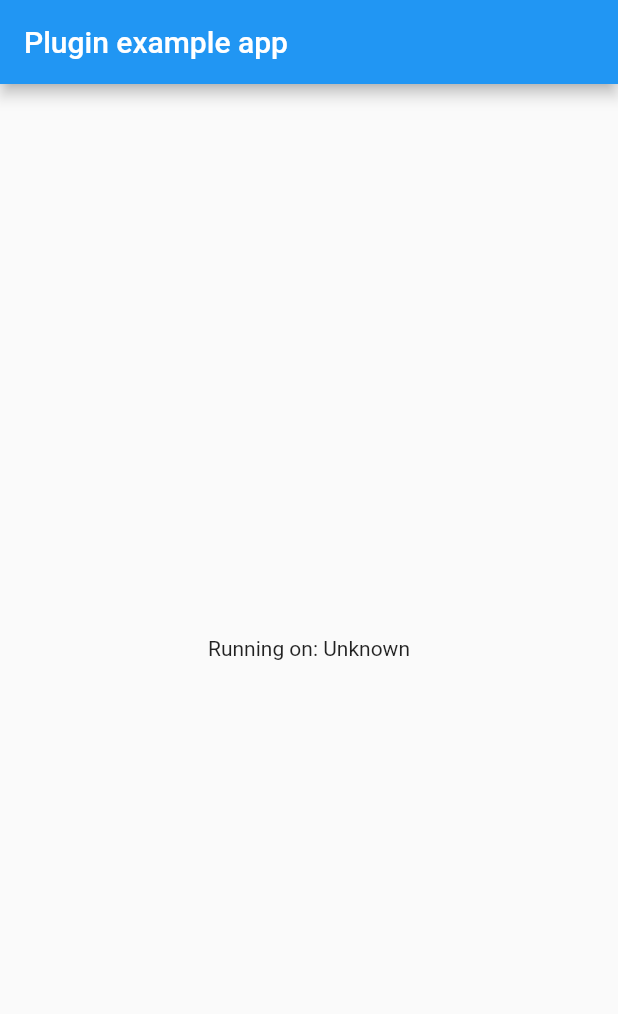
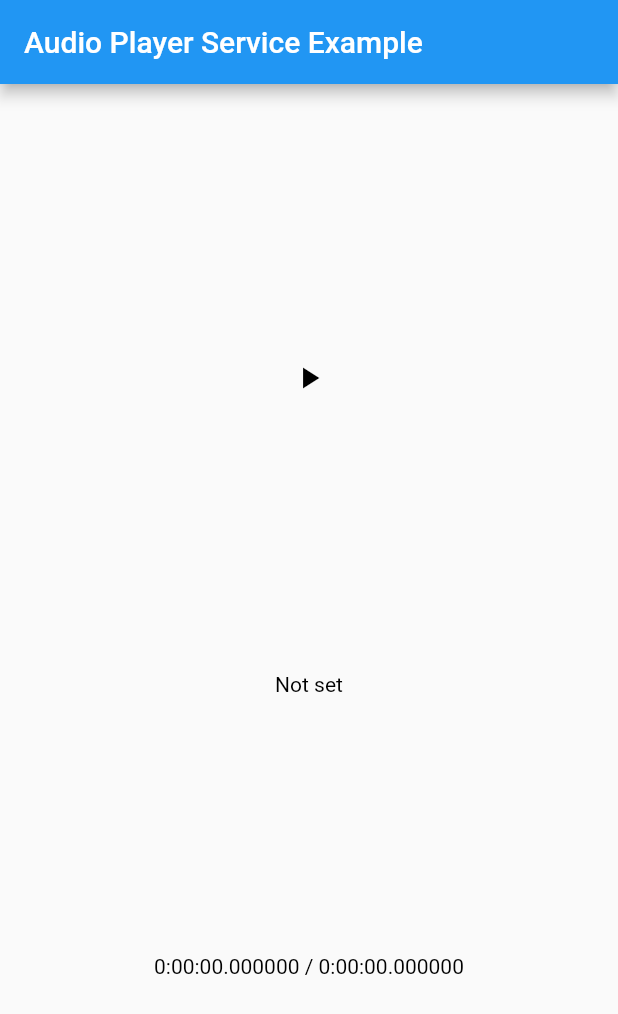
Before and after one commit to alexelisenko/audio_player_service, a Flutter app: the screen it shows after launch, on a phone screen of 412 x 824 dp. Shown: the top 1014 px of the screen. Run offline on Flutter 3.47's test engine with Material 2 defaults, Android fonts, the light colour scheme and no system bars.

Commit message:
version 0.1.0 works

```diff
--- a/example/lib/main.dart
+++ b/example/lib/main.dart
@@ -1,3 +1,4 @@
+import 'package:audio_player_service/audio_player.dart';
 import 'package:flutter/material.dart';
 import 'dart:async';
 
@@ -12,32 +13,74 @@ class MyApp extends StatefulWidget {
 }
 
 class _MyAppState extends State<MyApp> {
-  String _platformVersion = 'Unknown';
+  AudioPlayer audioPlayer;
+  AudioPlayerState playerState;
+  Duration currentPosition;
+  int itemIndex;
+  AudioPlayerItem currentItem;
+
+  List<AudioPlayerItem> getItems(){
+    List<AudioPlayerItem> items = [];
+
+    items.add(AudioPlayerItem(
+      url: "https://api.soundcloud.com/tracks/266891990/stream?secret_token=s-tj3IS&client_id=LBCcHmRB8XSStWL6wKH2HPACspQlXg2P",
+      thumbUrl: "https://static1.squarespace.com/static/542b4e6fe4b0d082dad4801a/542f0deee4b09915be98e7d4/59da4ff49f7456baacd79051/1507479576977/Vents+V4.png?format=2500w",
+      title: 'Track 1',
+      duration: Duration(seconds: 162),
+      album: 'Audio',
+    ));
+
+    items.add(AudioPlayerItem(
+      url: "https://api.soundcloud.com/tracks/258735531/stream?secret_token=s-tj3IS&client_id=LBCcHmRB8XSStWL6wKH2HPACspQlXg2P",
+      thumbUrl: "https://static1.squarespace.com/static/542b4e6fe4b0d082dad4801a/542f0deee4b09915be98e7d4/542f0df2e4b04a3de8309e49/1412369919914/1+-+Desert+Pyramid.png?format=2500w",
+      title: 'Track 2',
+      duration: Duration(seconds: 140),
+      album: 'Audio',
+    ));
+
+    items.add(AudioPlayerItem(
+      url: "https://api.soundcloud.com/tracks/9540779/stream?secret_token=s-tj3IS&client_id=LBCcHmRB8XSStWL6wKH2HPACspQlXg2P",
+      thumbUrl: "https://static1.squarespace.com/static/542b4e6fe4b0d082dad4801a/542f0deee4b09915be98e7d4/59da4fabb1ffb6b10394c55f/1507479475845/Spokes+EP+-+Cover+Only.png?format=2500w",
+      title: 'Track 3',
+      duration: Duration(seconds: 96),
+      album: 'Audio',
+    ));
+
+    return items;
+  }
 
   @override
   void initState() {
     super.initState();
-    initPlatformState();
+
+    audioPlayer = AudioPlayerService.audioPlayer();
+    audioPlayer.addListener(
+      AudioPlayerListener(
+        onAudioStateChanged: (AudioPlayerState state) {
+          setState(() {
+            this.playerState = state;
+          });
+        },
+        onIndexChangedExternally: (int index) {
+          setState(() {
+            this.itemIndex = index;
+            this.currentItem = audioPlayer.playerItems[itemIndex];
+          });
+        },
+        onPlayerPositionChanged: (Duration position) {
+          setState(() {
+            this.currentPosition = position;
+          });
+    }));
+
+    audioPlayer.initPlayerQueue(this.getItems());
+    itemIndex = 0;
+    currentItem = audioPlayer.playerItems[itemIndex];
+
   }
 
-  // Platform messages are asynchronous, so we initialize in an async method.
-  Future<void> initPlatformState() async {
-    String platformVersion;
-    // Platform messages may fail, so we use a try/catch PlatformException.
-    try {
-      platformVersion = await AudioPlayerService.platformVersion;
-    } on PlatformException {
-      platformVersion = 'Failed to get platform version.';
-    }
-
-    // If the widget was removed from the tree while the asynchronous platform
-    // message was in flight, we want to discard the reply rather than calling
-    // setState to update our non-existent appearance.
-    if (!mounted) return;
-
-    setState(() {
-      _platformVersion = platformVersion;
-    });
+  void play(){
+    audioPlayer.play();
   }
 
   @override
@@ -45,10 +88,39 @@ class _MyAppState extends State<MyApp> {
     return MaterialApp(
       home: Scaffold(
         appBar: AppBar(
-          title: const Text('Plugin example app'),
+          title: const Text('Audio Player Service Example'),
         ),
         body: Center(
-          child: Text('Running on: $_platformVersion\n'),
+          child: Column(
+
+            children: <Widget>[
+
+              Expanded(child: Container()),
+
+              IconButton(
+                onPressed: play,
+                icon: Icon(Icons.play_arrow, color: Colors.black)
+              ),
+
+              Expanded(child: Container()),
+
+              Text(
+                this.currentItem?.title ?? "Not set",
+                style: TextStyle(color: Colors.black)
+              ),
+
+              Expanded(child: Container()),
+
+              Text(
+                Duration(seconds: this.currentPosition?.inSeconds ?? 0).toString() + " / " + Duration(seconds: this.currentItem?.duration?.inSeconds ?? 0).toString(),
+                style: TextStyle(color: Colors.black)
+              ),
+
+              Expanded(child: Container()),
+
+            ],
+
+          ),
         ),
       ),
     );
--- a/lib/audio_player_service.dart
+++ b/lib/audio_player_service.dart
@@ -1,13 +1,15 @@
 import 'dart:async';
 
+import 'package:audio_player_service/audio_player.dart';
 import 'package:flutter/services.dart';
 
 class AudioPlayerService {
   static const MethodChannel _channel =
       const MethodChannel('audio_player_service');
 
-  static Future<String> get platformVersion async {
-    final String version = await _channel.invokeMethod('getPlatformVersion');
-    return version;
+  static AudioPlayer audioPlayer() {
+    return new AudioPlayer(
+      channel: _channel,
+    );
   }
 }
--- a/pubspec.yaml
+++ b/pubspec.yaml
@@ -10,6 +10,8 @@ environment:
 dependencies:
   flutter:
     sdk: flutter
+
+  logging: ">=0.11.3+1 <0.12.0"
 
 # For information on the generic Dart part of this file, see the
 # following page: https://www.dartlang.org/tools/pub/pubspec
```
Also changed, not shown: example/pubspec.lock, pubspec.lock, 6 other files.
